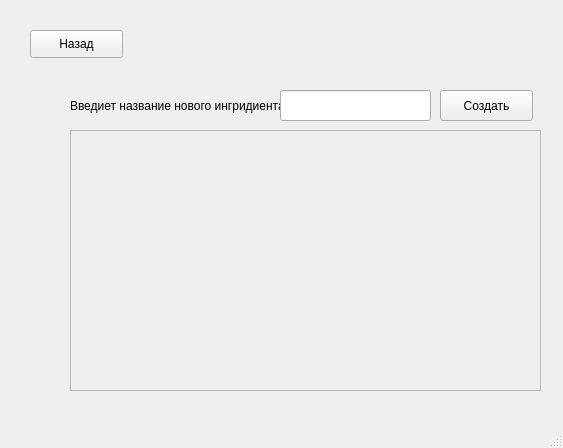
Qt form create_ingridient.ui (SuperNauMisha/Meals) before a commit.
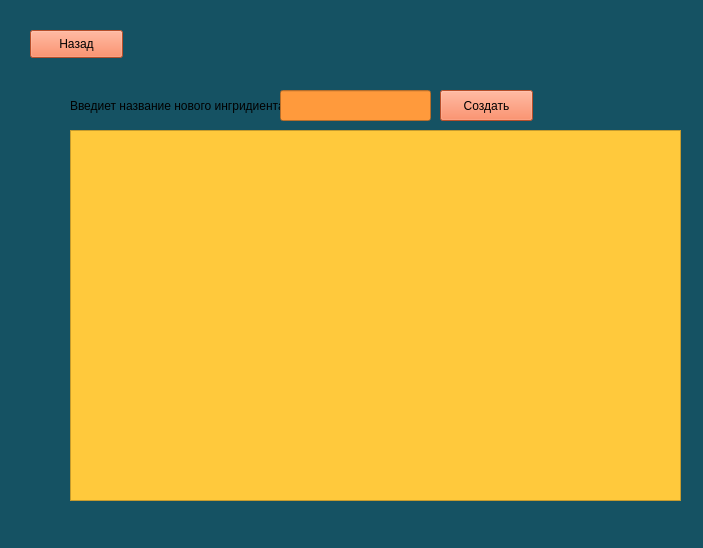
The same form after that commit.

Commit message: новый дизайн!!!!!

Diff of the .ui file:
```diff
--- a/create_ingridient.ui
+++ b/create_ingridient.ui
@@ -6,13 +6,16 @@
    <rect>
     <x>0</x>
     <y>0</y>
-    <width>563</width>
-    <height>448</height>
+    <width>703</width>
+    <height>548</height>
    </rect>
   </property>
   <property name="windowTitle">
    <string>Создать ингридиент</string>
   </property>
+  <property name="styleSheet">
+   <string notr="true">background-color: rgb(21, 82, 99);</string>
+  </property>
   <widget class="QWidget" name="centralwidget">
    <widget class="QPushButton" name="back">
     <property name="geometry">
@@ -23,6 +26,9 @@
       <height>28</height>
      </rect>
     </property>
+    <property name="styleSheet">
+     <string notr="true">background-color: rgb(255, 111, 60);</string>
+    </property>
     <property name="text">
      <string>Назад</string>
     </property>
@@ -55,16 +61,22 @@
       <height>31</height>
      </rect>
     </property>
+    <property name="styleSheet">
+     <string notr="true">background-color: rgb(255, 154, 60);</string>
+    </property>
    </widget>
    <widget class="QScrollArea" name="ingScroll">
     <property name="geometry">
      <rect>
       <x>70</x>
       <y>130</y>
-      <width>471</width>
-      <height>261</height>
+      <width>611</width>
+      <height>371</height>
      </rect>
     </property>
+    <property name="styleSheet">
+     <string notr="true">background-color: rgb(255, 201, 60);</string>
+    </property>
     <property name="widgetResizable">
      <bool>true</bool>
     </property>
@@ -73,8 +85,8 @@
       <rect>
        <x>0</x>
        <y>0</y>
-       <width>469</width>
-       <height>259</height>
+       <width>609</width>
+       <height>369</height>
       </rect>
      </property>
     </widget>
@@ -94,6 +106,9 @@
       <verstretch>0</verstretch>
      </sizepolicy>
     </property>
+    <property name="styleSheet">
+     <string notr="true">background-color: rgb(255, 111, 60);</string>
+    </property>
     <property name="text">
      <string>Создать</string>
     </property>
```
Left out of the diff: 2 changed lines with no effect on the pictures. The commit also changes 3 other files.
